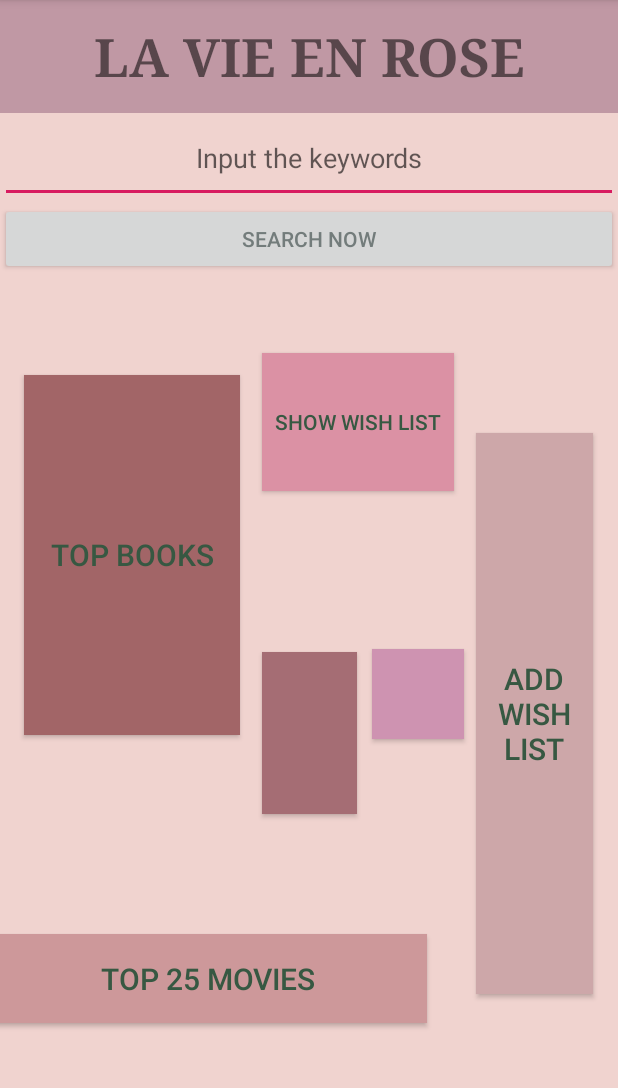
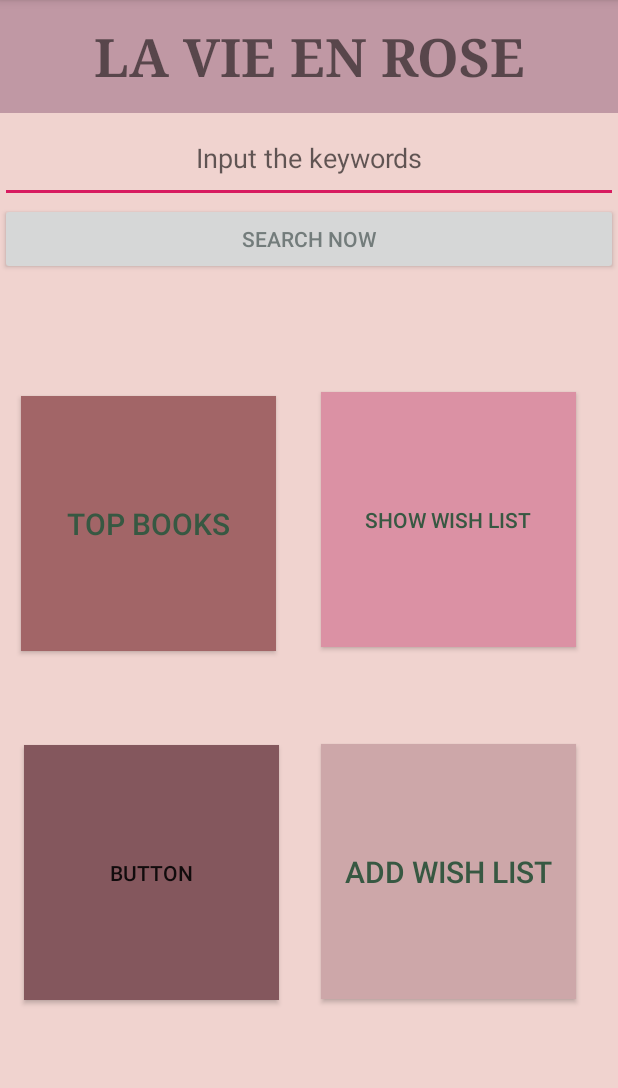
Before and after one commit to daixzz/finalApp, an Android app: the MainActivity screen opened directly, with no data from a screen before it, on a phone screen of 412 x 824 dp, the part 84-1172 px from its top. Run offline under Robolectric (Android 15) with nearby library versions, the phone set to English and light mode, and no system bars; 3 statements that could not run were skipped.

Commit message:
6.16收工！

```diff
--- a/app/src/main/java/com/zhen/finalapp/ItemManager.java
+++ b/app/src/main/java/com/zhen/finalapp/ItemManager.java
@@ -66,4 +66,10 @@ public class ItemManager {
         db.delete(TBNAME, "ID=?", new String[]{String.valueOf(id)});
         db.close();
     }
+
+    public void deleteAll(){
+        SQLiteDatabase db = dbHelper.getWritableDatabase();
+        db.delete(TBNAME,null,null);
+        db.close();
+    }
 }
--- a/app/src/main/res/layout/activity_main.xml
+++ b/app/src/main/res/layout/activity_main.xml
@@ -45,26 +45,8 @@
 
         <Button
             android:id="@+id/Button_books"
-            android:layout_width="291dp"
-            android:layout_height="59dp"
-            android:layout_marginEnd="284dp"
-            android:layout_marginRight="284dp"
-            android:background="#CD989A"
-            android:onClick="openMovie"
-            android:text="@string/movietitle"
-            android:textColor="#375842"
-            android:textSize="20sp"
-            app:layout_constraintBottom_toBottomOf="parent"
-            app:layout_constraintEnd_toEndOf="parent"
-            app:layout_constraintHorizontal_bias="0.048"
-            app:layout_constraintStart_toStartOf="parent"
-            app:layout_constraintTop_toTopOf="parent"
-            app:layout_constraintVertical_bias="0.836" />
-
-        <Button
-            android:id="@+id/Button_movie"
-            android:layout_width="144dp"
-            android:layout_height="240dp"
+            android:layout_width="170dp"
+            android:layout_height="170dp"
             android:background="#A26567"
             android:onClick="openBooks"
             android:text="@string/checkbooks"
@@ -79,8 +61,8 @@
 
         <Button
             android:id="@+id/button"
-            android:layout_width="78dp"
-            android:layout_height="374dp"
+            android:layout_width="170dp"
+            android:layout_height="170dp"
             android:background="#CDA7A9"
             android:onClick="addwants"
             android:text="@string/addsthhh"
@@ -88,15 +70,15 @@
             android:textSize="20sp"
             app:layout_constraintBottom_toBottomOf="parent"
             app:layout_constraintEnd_toEndOf="parent"
-            app:layout_constraintHorizontal_bias="0.951"
+            app:layout_constraintHorizontal_bias="0.883"
             app:layout_constraintStart_toStartOf="parent"
             app:layout_constraintTop_toTopOf="parent"
-           />
+            app:layout_constraintVertical_bias="0.754" />
 
         <Button
             android:id="@+id/button2"
-            android:layout_width="128dp"
-            android:layout_height="92dp"
+            android:layout_width="170dp"
+            android:layout_height="170dp"
             android:layout_marginTop="32dp"
             android:background="#DB91A4"
             android:onClick="openWishList"
@@ -104,35 +86,25 @@
             android:textColor="#375842"
             app:layout_constraintBottom_toBottomOf="parent"
             app:layout_constraintEnd_toEndOf="parent"
-            app:layout_constraintHorizontal_bias="0.614"
+            app:layout_constraintHorizontal_bias="0.883"
             app:layout_constraintStart_toStartOf="parent"
             app:layout_constraintTop_toTopOf="parent"
-            app:layout_constraintVertical_bias="0.044" />
+            app:layout_constraintVertical_bias="0.121" />
 
         <Button
-            android:id="@+id/button4"
-            android:layout_width="63dp"
-            android:layout_height="108dp"
-            android:background="#A56D74"
-
+            android:id="@+id/TOP_movies"
+            android:layout_width="170dp"
+            android:layout_height="170dp"
+            android:background="#84575D"
+            android:onClick="openMovie"
+            android:text="Button"
             app:layout_constraintBottom_toBottomOf="parent"
             app:layout_constraintEnd_toEndOf="parent"
+            app:layout_constraintHorizontal_bias="0.066"
             app:layout_constraintStart_toStartOf="parent"
             app:layout_constraintTop_toTopOf="parent"
-            app:layout_constraintVertical_bias="0.527" />
-
-        <Button
-            android:id="@+id/button5"
-            android:layout_width="61dp"
-            android:layout_height="60dp"
-            android:background="#CE93B1"
-
-            app:layout_constraintBottom_toBottomOf="parent"
-            app:layout_constraintEnd_toEndOf="parent"
-            app:layout_constraintHorizontal_bias="0.708"
-            app:layout_constraintStart_toStartOf="parent"
-            app:layout_constraintTop_toTopOf="parent"
-            app:layout_constraintVertical_bias="0.475" />
+            app:layout_constraintVertical_bias="0.756"
+            tools:text="@string/Top_moviess" />
 
 
     </androidx.constraintlayout.widget.ConstraintLayout>
--- a/app/src/main/res/values/strings.xml
+++ b/app/src/main/res/values/strings.xml
@@ -29,5 +29,6 @@
     <string name="wishList">WISH LIST</string>
     <string name="input2">input the title</string>
     <string name="input3">input the notes</string>
+    <string name="open_List">OPEN LIST</string>
 
 </resources>
```
Also changed, not shown: app/src/main/AndroidManifest.xml (+4 -21 lines), app/src/main/java/com/zhen/finalapp/Add_sthActivity.java (+7 -3 lines), app/src/main/java/com/zhen/finalapp/WishListActivity.java (+20 -54 lines), app/src/main/res/layout/activity_add_sth.xml (+7 -3 lines).
